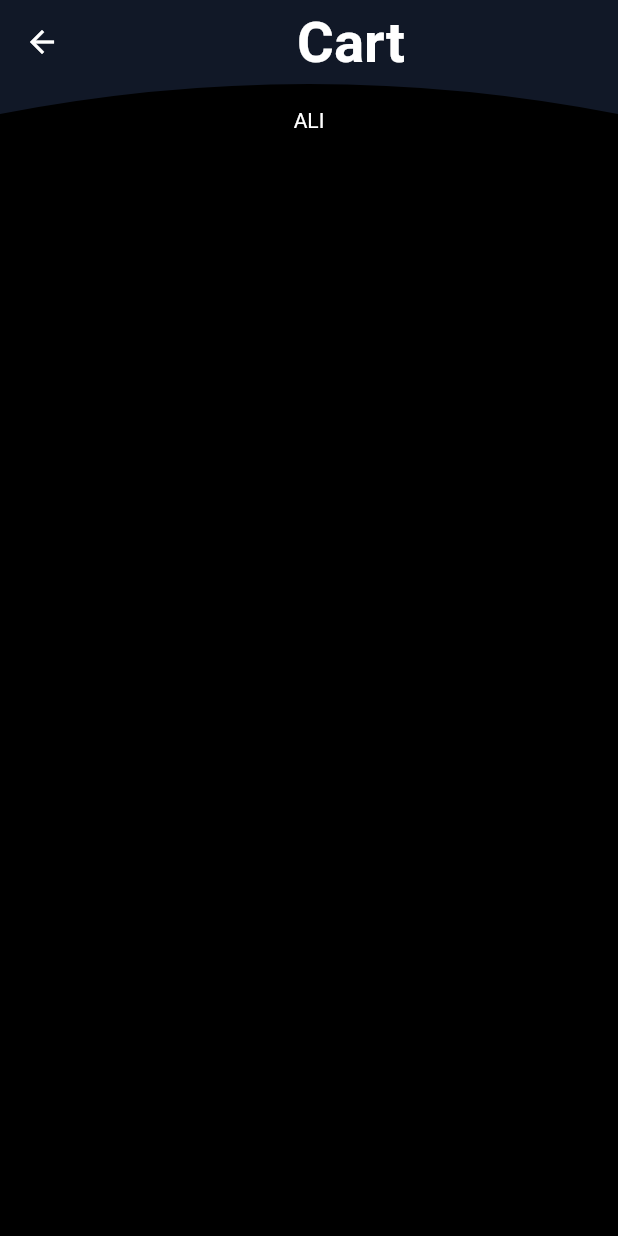
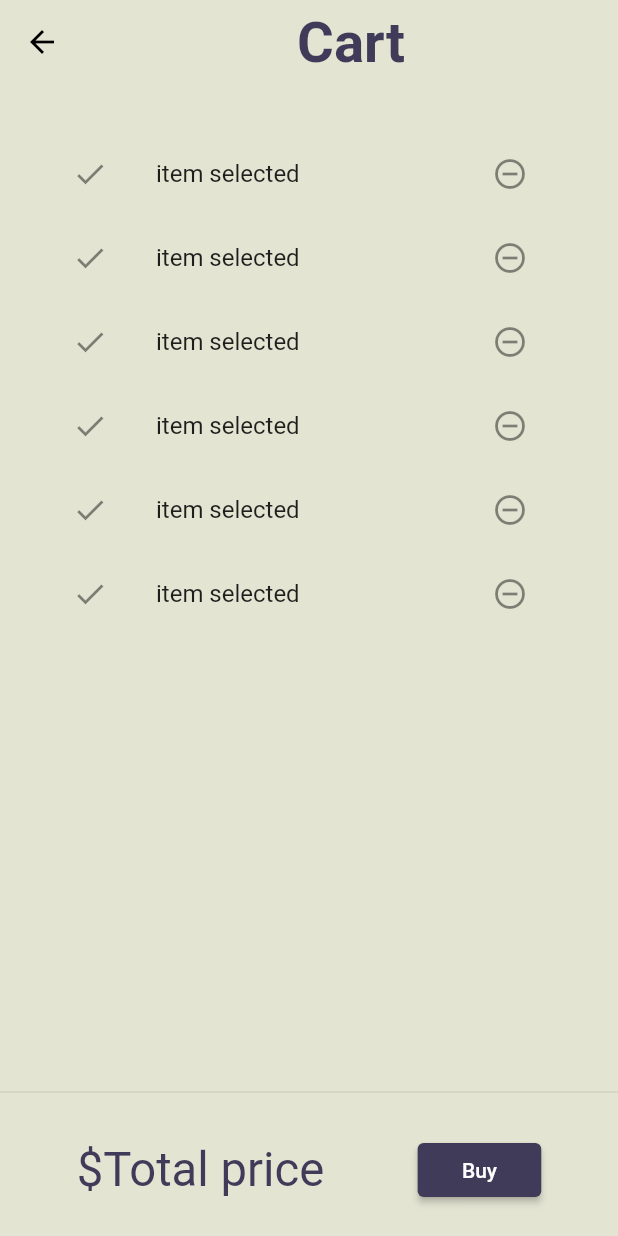
Before and after one commit to MuhammadAliNadeem/MuhmmadAli-flutter-, a Flutter app: the screen it shows after launch, scrolled down 576 dp, after a tap on "Add to cart", on a phone screen of 412 x 824 dp. Run offline on Flutter 3.47's test engine with Material 2 defaults, Android fonts, the phone set to English and light mode, and no system bars; drawn by our look-alikes of velocity_x; network calls fail.

Commit message:
cart page work

```diff
--- a/lib/main.dart
+++ b/lib/main.dart
@@ -16,7 +16,7 @@ class MyApp extends StatelessWidget {
   Widget build(BuildContext context) {
 
     return MaterialApp(
-        themeMode: ThemeMode.dark,
+        themeMode: ThemeMode.light,
        theme: Mytheme.lightTheme(context),
       darkTheme: Mytheme.darkTheme(context),
 
--- a/lib/pages/Cart.dart
+++ b/lib/pages/Cart.dart
@@ -1,4 +1,4 @@
-// ignore_for_file: public_member_api_docs, sort_constructors_first
+// ignore_for_file: public_member_api_docs, sort_constructors_first, prefer_const_constructors, deprecated_member_use
 // ignore_for_file: file_names
 
 import 'package:flutter/material.dart';
@@ -16,29 +16,54 @@ class CartPage extends StatelessWidget {
         backgroundColor: Colors.transparent,
         title: "Cart".text.bold.xl3.color(context.accentColor).make().centered(),
       ),
-      body: Column(
-        children: [
-          Expanded(
-            child: VxArc(
-              height: 20,
-          edge: VxEdge.TOP,
-          arcType: VxArcType.CONVEX,
-          child: Container(
-            color: context.cardColor,
-            width: context.screenWidth,
-            child: Column(
-            children: [
-          "ALI".text.make().p16(),
-
-            ],
-            ),
-
-          )
-          )
-          )
-        ],
-      ),
-
+  body: Column(
+    children: [
+      CartList().p32().expand(),
+      Divider(),
+      _CartTotal()
+    ],
+  ),
     );
   }
 }
+class _CartTotal extends StatelessWidget {
+  @override
+  Widget build(BuildContext context) {
+    return SizedBox(
+      child: Row(
+        mainAxisAlignment: MainAxisAlignment.spaceAround,
+        children: [
+          "\$Total price".text.xl4.color(context.accentColor).make(),
+         ElevatedButton(
+          onPressed: (() {}),
+          style: ButtonStyle(
+            backgroundColor: MaterialStateProperty.all(context.theme.buttonColor
+          )),
+          child: "Buy".text.make(),
+          ).w20(context)
+                  ],
+      ).p20(),
+    );
+  }
+}class CartList extends StatefulWidget {
+  const CartList({super.key});
+
+  @override
+  State<CartList> createState() => _CartListState();
+}
+
+class _CartListState extends State<CartList> {
+  @override
+  Widget build(BuildContext context) {
+    return  ListView.builder(
+        itemCount: 6,
+        itemBuilder: (context, index) => ListTile(
+          leading: Icon(Icons.done),
+          trailing: IconButton(
+            onPressed: (() {}),
+           icon: Icon(Icons.remove_circle_outline)),
+          title: "item selected".text.make(),
+        ) ,);
+
+  }
+}
--- a/lib/pages/home_details.dart
+++ b/lib/pages/home_details.dart
@@ -34,19 +34,19 @@ bottomNavigationBar:  Container (
         child: Icon(CupertinoIcons.plus,color: Colors.white,)
 
          ),
-             ElevatedButton(onPressed:() { Navigator.pushNamed(context, MyRoutes.CartRoute);},
+            //  ElevatedButton(onPressed:() { Navigator.pushNamed(context, MyRoutes.CartRoute);},
 
-            style: ButtonStyle(
+            // style: ButtonStyle(
 
-              backgroundColor: MaterialStateProperty.all(context.theme.buttonColor),
+            //   backgroundColor: MaterialStateProperty.all(context.theme.buttonColor),
 
-              shape: MaterialStateProperty.all( StadiumBorder())
+            //   shape: MaterialStateProperty.all( StadiumBorder())
 
-              ),
+            //   ),
 
-              child: "Add to cart".text.make(),
+            //   child: "Add to cart".text.make(),
 
-              ).wh(110, 30)
+            //   ).wh(110, 30)
 
               ],
 
```
